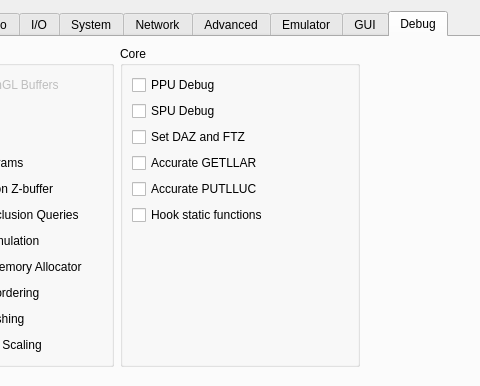
Old version of the form rpcs3/rpcs3qt/settings_dialog.ui in the repository RPCS3/rpcs3; both pictures show x 147 to 627 and y 0 to 386 of the 774 by 636 pixel window.
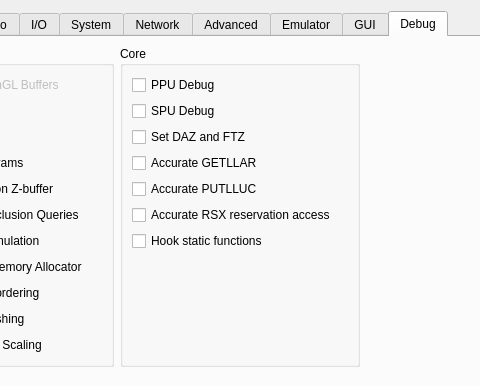
New version of the form. The open tabs and pages were chosen to show the change. Icons and pictures are not drawn.

Commit message: RSX/SPU: Accurate reservation access

The edit to the form file:
```diff
--- a/rpcs3/rpcs3qt/settings_dialog.ui
+++ b/rpcs3/rpcs3qt/settings_dialog.ui
@@ -3137,6 +3137,13 @@
               </property>
              </widget>
             </item>
+            <item>
+             <widget class="QCheckBox" name="accurateRSXAccess">
+              <property name="text">
+               <string>Accurate RSX reservation access</string>
+              </property>
+             </widget>
+            </item>
             <item>
              <widget class="QCheckBox" name="hookStFunc">
               <property name="text">
```
The commit also changes 8 other files.
